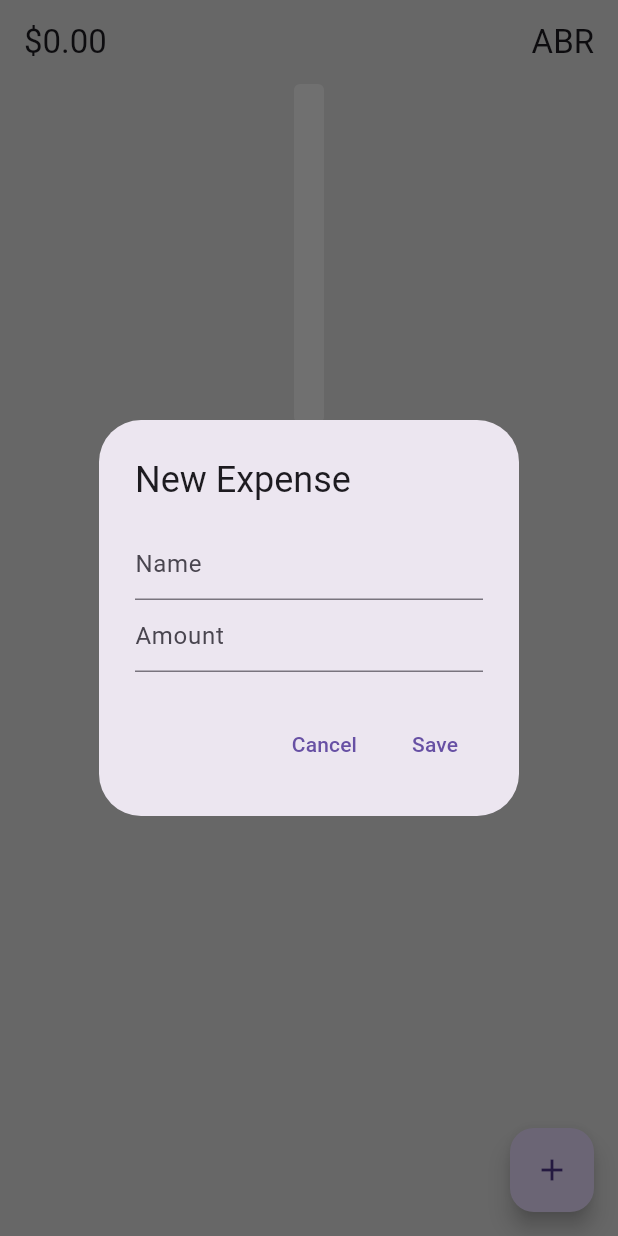
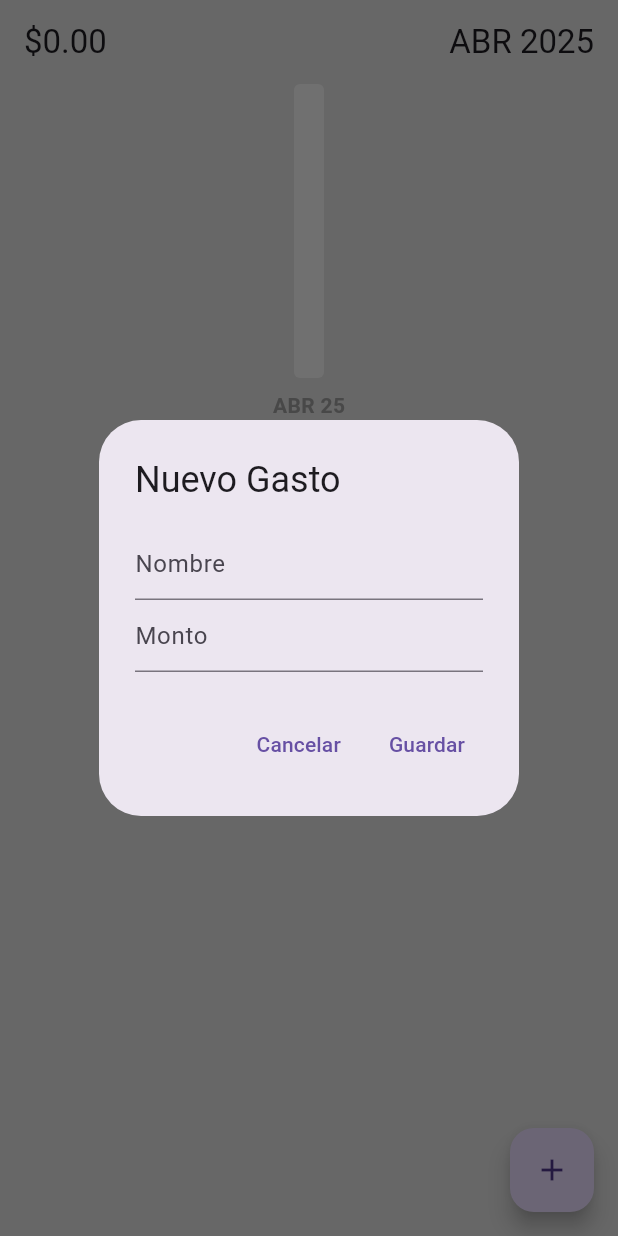
Before and after one commit to emilianoperez7/expense_tracker_app_hive, a Flutter app: the screen it shows after launch, after a tap on the "add" icon, on a phone screen of 412 x 824 dp. Run offline on Flutter 3.47's test engine with Material 3 defaults, Android fonts, the light colour scheme and no system bars; drawn by our look-alikes of fl_chart; our stand-ins replace flutter_slidable, hive, hive_flutter; accounts and stored records are empty.

Commit message:
First Version Complete

```diff
--- a/lib/bar graph/bar_graph.dart
+++ b/lib/bar graph/bar_graph.dart
@@ -3,91 +3,126 @@ import 'package:fl_chart/fl_chart.dart';
 import 'package:flutter/material.dart';
 
 class MyBarGraph extends StatefulWidget {
-  final List<double> monthlySummary; // (25,500,1000)
-  final int
-      startMonth; // 0=ENE 1=FEB 2=MAR 3=ABR 4=MAY 5=JUN 6=JUL 7=AUG 8=SEP 9=OCT 10=NOV 11=DIC
-  const MyBarGraph(
-      {super.key, required this.monthlySummary, required this.startMonth});
+  final List<double> monthlySummary;
+  final int startMonth;
+  final int startYear;
+  final void Function(int)? onBarTap;
+  const MyBarGraph({
+    super.key,
+    required this.monthlySummary,
+    required this.startMonth,
+    required this.startYear,
+    this.onBarTap,
+  });
 
   @override
   State<MyBarGraph> createState() => _MyBarGraphState();
 }
 
 class _MyBarGraphState extends State<MyBarGraph> {
-  //this list will hold the data of each bar
   List<IndividualBar> barData = [];
+  final ScrollController _scrollController = ScrollController();
 
   @override
   void initState() {
     super.initState();
-    //scroll to the end of the graph/last month
-    WidgetsBinding.instance.addPostFrameCallback((timeStamp) => scrollToEnd());
+    initializeBarData();
+    WidgetsBinding.instance.addPostFrameCallback((_) => scrollToEnd());
   }
 
-  //initialize bar data - user our monthly summary to create a list of bars
-  void initializeBarData() {
-    barData = List.generate(widget.monthlySummary.length,
-        (index) => IndividualBar(x: index, y: widget.monthlySummary[index]));
+  @override
+  void didUpdateWidget(MyBarGraph oldWidget) {
+    super.didUpdateWidget(oldWidget);
+    if (oldWidget.monthlySummary != widget.monthlySummary) {
+      initializeBarData();
+      WidgetsBinding.instance.addPostFrameCallback((_) => scrollToEnd());
+    }
   }
 
-  //calculate max for upper limit of graph
-  double calculateMax() {
-    double max = 500;
-    max = widget.monthlySummary.last * 1.05; // Aquí guardas el resultado
-    if (max < 500) {
-      return 500;
+  void initializeBarData() {
+    if (widget.monthlySummary.isEmpty) {
+      // Si no hay datos, creamos 1 barra vacía
+      barData = [IndividualBar(x: 0, y: 0)];
+    } else {
+      barData = List.generate(
+        widget.monthlySummary.length,
+        (index) => IndividualBar(x: index, y: widget.monthlySummary[index]),
+      );
     }
-    return max;
   }
 
-  //scroll controller to make sure it controlls the end of graph
-  final ScrollController _scrollController = ScrollController();
+  double calculateMax() {
+    if (widget.monthlySummary.isEmpty) {
+      return 500; // Evitar error si la lista está vacía
+    }
+    List<double> sortedSummary = List.from(widget.monthlySummary)..sort();
+    double max = sortedSummary.last * 1.05;
+    return max < 500 ? 500 : max;
+  }
+
   void scrollToEnd() {
+    if (_scrollController.hasClients) {
       _scrollController.animateTo(
         _scrollController.position.maxScrollExtent,
         duration: const Duration(seconds: 1),
         curve: Curves.fastOutSlowIn,
       );
     }
+  }
 
   @override
   Widget build(BuildContext context) {
-    //initalize the bar data
     initializeBarData();
-    //bar dimensions sizes
     double barWidth = 20;
-    double spaceBetweenBars = 15;
+    double spaceBetweenBars = 70;
+
     return SingleChildScrollView(
       scrollDirection: Axis.horizontal,
       controller: _scrollController,
       child: Padding(
-        padding: const EdgeInsets.symmetric(
-          horizontal: 25.0,
-        ),
+        padding: const EdgeInsets.symmetric(horizontal: 25.0),
         child: SizedBox(
           width: barWidth * barData.length +
               spaceBetweenBars * (barData.length - 1),
-          child: BarChart(BarChartData(
+          // ancho mínimo para que no truene
+          child: BarChart(
+            BarChartData(
               minY: 0,
               maxY: calculateMax(),
               gridData: const FlGridData(show: false),
               borderData: FlBorderData(show: false),
-            titlesData: const FlTitlesData(
+              barTouchData: BarTouchData(
+                touchCallback:
+                    (FlTouchEvent event, BarTouchResponse? response) {
+                  if (!event.isInterestedForInteractions ||
+                      response == null ||
+                      response.spot == null) return;
+                  widget.onBarTap?.call(response.spot!.touchedBarGroup.x);
+                },
+              ),
+              titlesData: FlTitlesData(
                 show: true,
-              topTitles: AxisTitles(sideTitles: SideTitles(showTitles: false)),
-              leftTitles: AxisTitles(sideTitles: SideTitles(showTitles: false)),
+                topTitles:
+                    AxisTitles(sideTitles: SideTitles(showTitles: false)),
+                leftTitles:
+                    AxisTitles(sideTitles: SideTitles(showTitles: false)),
                 rightTitles:
                     AxisTitles(sideTitles: SideTitles(showTitles: false)),
                 bottomTitles: AxisTitles(
                   sideTitles: SideTitles(
                     showTitles: true,
-                getTitlesWidget: getBottomTitles,
                     reservedSize: 24,
-              )),
+                    getTitlesWidget: (value, meta) => getBottomTitles(
+                        value,
+                        meta,
+                        widget.startMonth,
+                        int.parse(widget.startYear.toString().substring(2))),
                   ),
-            barGroups: barData
-                .map(
-                  (data) => BarChartGroupData(
+                ),
+              ),
+              barGroups: barData.map(
+                (data) {
+                  return BarChartGroupData(
                     x: data.x,
                     barRods: [
                       BarChartRodData(
@@ -99,76 +134,81 @@ class _MyBarGraphState extends State<MyBarGraph> {
                           show: true,
                           toY: calculateMax(),
                           color: Colors.grey.shade100,
-                          )),
+                        ),
+                      ),
                     ],
-                  ),
-                )
-                .toList(),
+                  );
+                },
+              ).toList(),
               alignment: BarChartAlignment.center,
               groupsSpace: spaceBetweenBars,
-          )),
+            ),
+          ),
         ),
       ),
     );
   }
 }
 
-//this function will return the bottom titles
-Widget getBottomTitles(double value, TitleMeta meta) {
-  const textstyle = TextStyle(
+Widget getBottomTitles(
+    double value, TitleMeta meta, int startMonth, int startYear) {
+  const textStyle = TextStyle(
     color: Colors.grey,
     fontWeight: FontWeight.bold,
     fontSize: 14,
   );
 
-  String text;
-  switch (value.toInt() % 12) {
+  int index = value.toInt();
+  int year = startYear + (startMonth + index - 1) ~/ 12;
+  int month = (startMonth + index - 1) % 12;
+  if (month < 0) month += 12;
+
+  String monthText;
+  switch (month) {
     case 0:
-      text = "ENE";
+      monthText = "ENE";
       break;
     case 1:
-      text = "FEB";
+      monthText = "FEB";
       break;
     case 2:
-      text = "MAR";
+      monthText = "MAR";
       break;
     case 3:
-      text = "ABR";
+      monthText = "ABR";
       break;
     case 4:
-      text = "MAY";
+      monthText = "MAY";
       break;
     case 5:
-      text = "JUN";
+      monthText = "JUN";
       break;
     case 6:
-      text = "JUL";
+      monthText = "JUL";
       break;
     case 7:
-      text = "AGO";
+      monthText = "AGO";
       break;
     case 8:
-      text = "SEP";
+      monthText = "SEP";
       break;
     case 9:
-      text = "OCT";
+      monthText = "OCT";
       break;
     case 10:
-      text = "NOV";
+      monthText = "NOV";
       break;
     case 11:
-      text = "DIC";
+      monthText = "DIC";
       break;
     default:
-      text = "";
-      break;
+      monthText = "";
   }
+
+  String finalText = '$monthText $year';
 
   return SideTitleWidget(
     meta: meta,
-    child: Text(
-      text,
-      style: textstyle,
-    ),
+    child: Text(finalText, style: textStyle),
   );
 }
--- a/lib/components/my_list_tile.dart
+++ b/lib/components/my_list_tile.dart
@@ -26,7 +26,7 @@ class MyListTile extends StatelessWidget {
             // Edit option
             SlidableAction(
               onPressed: onEditPressed,
-              icon: Icons.settings,
+              icon: Icons.edit,
               backgroundColor: Colors.grey.shade700,
               foregroundColor: Colors.white,
               borderRadius: BorderRadius.circular(4),
--- a/lib/database/expense_database.dart
+++ b/lib/database/expense_database.dart
@@ -7,55 +7,65 @@ class ExpenseDatabase extends ChangeNotifier {
   bool _isInitialized = false;
   List<Expense> _allExpenses = [];
 
-  // Constructor
   ExpenseDatabase() {
     _initialize();
   }
 
-  // Inicializa la base de datos
   Future<void> _initialize() async {
     _expenseBox = await Hive.openBox<Expense>('expenses');
-    readExpenses();
+    _allExpenses =
+        _expenseBox.values.toList(); // Cargar inmediatamente los gastos
     _isInitialized = true;
     notifyListeners();
   }
 
   bool get isInitialized => _isInitialized;
-
-  // Leer todos los gastos y almacenarlos en _allExpenses
   void readExpenses() {
     if (!_isInitialized) return;
     _allExpenses = _expenseBox.values.toList();
     notifyListeners();
   }
 
-  // Obtener todos los gastos
   List<Expense> getAllExpenses() {
     return _allExpenses;
   }
 
-  // Agregar un nuevo gasto
   Future<void> addExpense(Expense expense) async {
     if (!_isInitialized) return;
     await _expenseBox.add(expense);
-    readExpenses(); // ahora sí actualiza la lista y la UI
-  }
-
-  // Actualizar un gasto en un índice específico
-  Future<void> updateExpense(int index, Expense updatedExpense) async {
-    if (!_isInitialized || index < 0 || index >= _expenseBox.length) return;
-    await _expenseBox.putAt(index, updatedExpense);
     readExpenses();
   }
 
-  // Eliminar un gasto en un índice específico
-  Future<void> deleteExpense(int index) async {
-    if (!_isInitialized || index < 0 || index >= _expenseBox.length) return;
-    await _expenseBox.deleteAt(index);
-    readExpenses();
+  Future<void> updateExpense(int id, Expense updatedExpense) async {
+    if (!_isInitialized) return;
+
+    final key = _findKeyById(id);
+    if (key != null) {
+      await _expenseBox.put(key, updatedExpense);
+      readExpenses();
+    }
   }
 
-  // Calcular el total mensual de todos los gastos
+  Future<void> deleteExpense(int id) async {
+    if (!_isInitialized) return;
+
+    final key = _findKeyById(id);
+    if (key != null) {
+      await _expenseBox.delete(key);
+      readExpenses();
+    }
+  }
+
+  int? _findKeyById(int id) {
+    final expenseMap = _expenseBox.toMap();
+    for (var entry in expenseMap.entries) {
+      if (entry.value.id == id) {
+        return entry.key;
+      }
+    }
+    return null;
+  }
+
   Future<Map<String, double>> calculateMonthlyExpenses() async {
     if (!_isInitialized) return {};
     readExpenses();
@@ -63,16 +73,18 @@ class ExpenseDatabase extends ChangeNotifier {
     Map<String, double> monthlyTotals = {};
 
     for (var expense in _allExpenses) {
-      String yearMonth =
-          '${expense.date.year}-${expense.date.month.toString().padLeft(2, '0')}';
-      monthlyTotals[yearMonth] =
-          (monthlyTotals[yearMonth] ?? 0) + expense.amount;
+      String yearMonth = '${expense.date.year}-${expense.date.month}';
+
+      if (!monthlyTotals.containsKey(yearMonth)) {
+        monthlyTotals[yearMonth] = 0;
+      }
+
+      monthlyTotals[yearMonth] = (monthlyTotals[yearMonth]!) + expense.amount;
     }
 
     return monthlyTotals;
   }
 
-  // Calcular el total del mes actual
   Future<double> calculateCurrentMonthTotal() async {
     if (!_isInitialized) return 0;
     readExpenses();
@@ -90,14 +102,12 @@ class ExpenseDatabase extends ChangeNotifier {
     return total;
   }
 
-  // Obtener el primer mes con gastos
   int getStartMonth() {
     if (_allExpenses.isEmpty) return DateTime.now().month;
     _allExpenses.sort((a, b) => a.date.compareTo(b.date));
     return _allExpenses.first.date.month;
   }
 
-  // Obtener el primer año con gastos
   int getStartYear() {
     if (_allExpenses.isEmpty) return DateTime.now().year;
     _allExpenses.sort((a, b) => a.date.compareTo(b.date));
--- a/lib/helper/helper_functions.dart
+++ b/lib/helper/helper_functions.dart
@@ -44,3 +44,8 @@ String getCurrentMonthName() {
   ];
   return months[now.month - 1];
 }
+
+int getCurrentYear() {
+  DateTime now = DateTime.now();
+  return now.year;
+}
--- a/lib/main.dart
+++ b/lib/main.dart
@@ -1,5 +1,6 @@
 import 'package:expense_tracker_app_hive/database/expense_database.dart';
 import 'package:expense_tracker_app_hive/models/expense.dart';
+import 'package:expense_tracker_app_hive/models/settings.dart';
 import 'package:expense_tracker_app_hive/pages/home_page.dart';
 import 'package:flutter/material.dart';
 import 'package:hive_flutter/hive_flutter.dart';
@@ -11,9 +12,11 @@ void main() async {
 
   // Inicializa Hive y abre la caja de Expense
   await Hive.initFlutter();
+  Hive.registerAdapter(ExpenseAdapter());
   Hive.registerAdapter(
-      ExpenseAdapter()); // Registra el adaptador para la clase Expense
-  await Hive.openBox<Expense>('expenses'); // Abre la caja
+      SettingsAdapter()); // Registra el adaptador para la clase Expense
+  await Hive.openBox<Expense>('expenses');
+  await Hive.openBox<Settings>('settings');
 
   runApp(MyApp());
 }
@@ -28,6 +31,7 @@ class MyApp extends StatelessWidget {
         ),
       ],
       child: MaterialApp(
+        debugShowCheckedModeBanner: false,
         title: 'Expense Tracker',
         theme: ThemeData(
           primarySwatch: Colors.blue,
--- /dev/null
+++ b/lib/models/settings.dart
@@ -0,0 +1,12 @@
+import 'package:hive/hive.dart';
+
+part 'settings.g.dart'; // Importación del archivo generado
+
+@HiveType(typeId: 1) // Anotación CORRECTA para Hive
+class Settings {
+  @HiveField(0) // Campo anotado correctamente
+  final bool darkMode;
+
+  // Constructor corregido
+  Settings({required this.darkMode});
+}
--- a/lib/pages/home_page.dart
+++ b/lib/pages/home_page.dart
@@ -21,36 +21,39 @@ class _HomePageState extends State<HomePage> {
   Future<Map<String, double>>? _monthlyTotalsFuture;
   Future<double>? _calculateCurrentMonthTotal;
 
+  int selectedMonthIndex = DateTime.now().month - 1;
+
   @override
   void initState() {
     super.initState();
-    // Solo refrescar data, ya que readExpenses no tiene uso en Hive
     refreshData();
   }
 
-  void refreshData() {
-    _monthlyTotalsFuture = Provider.of<ExpenseDatabase>(context, listen: false)
-        .calculateMonthlyExpenses();
-    _calculateCurrentMonthTotal =
-        Provider.of<ExpenseDatabase>(context, listen: false)
-            .calculateCurrentMonthTotal();
+  void refreshData() async {
+    final db = Provider.of<ExpenseDatabase>(context, listen: false);
+    while (!db.isInitialized) {
+      await Future.delayed(const Duration(milliseconds: 50));
+    }
+    setState(() {
+      _monthlyTotalsFuture = db.calculateMonthlyExpenses();
+      _calculateCurrentMonthTotal = db.calculateCurrentMonthTotal();
+    });
   }
 
   void openNewExpenseBox() {
     showDialog(
       context: context,
       builder: (context) => AlertDialog(
-        title: const Text("New Expense"),
+        title: const Text("Nuevo Gasto"),
         content: Column(
           mainAxisSize: MainAxisSize.min,
           children: [
             TextField(
-              controller: nameController,
-              decoration: const InputDecoration(hintText: "Name"),
-            ),
+                controller: nameController,
+                decoration: const InputDecoration(hintText: "Nombre")),
             TextField(
               controller: amountController,
-              decoration: const InputDecoration(hintText: "Amount"),
+              decoration: const InputDecoration(hintText: "Monto"),
               keyboardType: TextInputType.number,
               inputFormatters: [
                 FilteringTextInputFormatter.allow(RegExp(r'[0-9.]'))
@@ -73,7 +76,7 @@ class _HomePageState extends State<HomePage> {
     showDialog(
       context: context,
       builder: (context) => AlertDialog(
-        title: const Text("Edit Expense"),
+        title: const Text("Editar Gasto"),
         content: Column(
           mainAxisSize: MainAxisSize.min,
           children: [
@@ -99,10 +102,11 @@ class _HomePageState extends State<HomePage> {
     showDialog(
       context: context,
       builder: (context) => AlertDialog(
-        title: const Text("Delete Expense"),
+        title: const Text("Borrar Gasto"),
+        content: Text("¿Estás seguro de borrar: ${expense.name}?"),
         actions: [
           _cancelButton(),
-          _deleteExpenseButton(expense.id),
+          _deleteExpenseButton(expense),
         ],
       ),
     );
@@ -119,12 +123,10 @@ class _HomePageState extends State<HomePage> {
         int monthCount = calculateMonthCount(
             startYear, startMonth, currentYear, currentMonth);
 
-        List<Expense> allExpenses = value.getAllExpenses();
-        List<Expense> currentMonthExpenses = allExpenses
-            .where((expense) =>
-                expense.date.year == currentYear &&
-                expense.date.month == currentMonth)
-            .toList();
+        List<Expense> selectedMonthExpenses =
+            value.getAllExpenses().where((expense) {
+          return expense.date.month - 1 == selectedMonthIndex;
+        }).toList();
 
         return Scaffold(
           backgroundColor: Colors.grey.shade300,
@@ -134,19 +136,22 @@ class _HomePageState extends State<HomePage> {
           ),
           appBar: AppBar(
             backgroundColor: Colors.transparent,
+            elevation: 0,
             title: FutureBuilder<double>(
               future: _calculateCurrentMonthTotal,
               builder: (context, snapshot) {
                 if (snapshot.connectionState == ConnectionState.done) {
+                  String currentMonth = (getCurrentMonthName());
+                  String currentYear = (getCurrentYear().toString());
                   return Row(
                     mainAxisAlignment: MainAxisAlignment.spaceBetween,
                     children: [
-                      Text('\$${snapshot.data!.toStringAsFixed(2)}'),
-                      Text(getCurrentMonthName()),
+                      Text('\$${snapshot.data?.toStringAsFixed(2) ?? "0.00"}'),
+                      Text("$currentMonth $currentYear"),
                     ],
                   );
                 } else {
-                  return const Text('Loading...');
+                  return const Text('Cargando...');
                 }
               },
             ),
@@ -155,7 +160,7 @@ class _HomePageState extends State<HomePage> {
             child: Column(
               children: [
                 SizedBox(
-                  height: 250,
+                  height: 220,
                   child: FutureBuilder(
                     future: _monthlyTotalsFuture,
                     builder: (context, snapshot) {
@@ -165,13 +170,21 @@ class _HomePageState extends State<HomePage> {
                             List.generate(monthCount, (index) {
                           int year = startYear + (startMonth + index - 1) ~/ 12;
                           int month = (startMonth + index - 1) % 12 + 1;
-                          String yearMonthKey = '$year-$month';
+                          String yearMonthKey = '$year-${month.toString()}';
                           return monthlyTotals[yearMonthKey] ?? 0.0;
                         });
 
                         return MyBarGraph(
-                            monthlySummary: monthlySummary,
-                            startMonth: startMonth);
+                          monthlySummary: monthlySummary,
+                          startMonth: startMonth,
+                          startYear: startYear,
+                          onBarTap: (index) {
+                            setState(() {
+                              selectedMonthIndex =
+                                  (startMonth + index - 1) % 12;
+                            });
+                          },
+                        );
                       } else {
                         return const Center(child: CircularProgressIndicator());
                       }
@@ -181,13 +194,12 @@ class _HomePageState extends State<HomePage> {
                 const SizedBox(height: 25),
                 Expanded(
                   child: ListView.builder(
-                    itemCount: currentMonthExpenses.length,
+                    itemCount: selectedMonthExpenses.length,
                     itemBuilder: (context, index) {
                       int reversedIndex =
-                          currentMonthExpenses.length - 1 - index;
+                          selectedMonthExpenses.length - 1 - index;
                       Expense individualExpense =
-                          currentMonthExpenses[reversedIndex];
-
+                          selectedMonthExpenses[reversedIndex];
                       return MyListTile(
                         title: individualExpense.name,
                         trailing: formatAmount(individualExpense.amount),
@@ -214,7 +226,7 @@ class _HomePageState extends State<HomePage> {
         nameController.clear();
         amountController.clear();
       },
-      child: const Text('Cancel'),
+      child: const Text('Cancelar'),
     );
   }
 
@@ -236,7 +248,7 @@ class _HomePageState extends State<HomePage> {
           amountController.clear();
         }
       },
-      child: const Text('Save'),
+      child: const Text('Guardar'),
     );
   }
 
@@ -252,25 +264,27 @@ class _HomePageState extends State<HomePage> {
           amount: amountController.text.isNotEmpty
               ? convertStringtoDouble(amountController.text)
               : expense.amount,
-          date: DateTime.now(),
+          date: expense.date,
         );
         await context
             .read<ExpenseDatabase>()
             .updateExpense(expense.id, updatedExpense);
         refreshData();
+        nameController.clear();
+        amountController.clear();
       },
-      child: const Text('Save'),
+      child: const Text('Guardar'),
     );
   }
 
-  Widget _deleteExpenseButton(int id) {
+  Widget _deleteExpenseButton(Expense expense) {
     return TextButton(
       onPressed: () async {
         Navigator.pop(context);
-        await context.read<ExpenseDatabase>().deleteExpense(id);
+        await context.read<ExpenseDatabase>().deleteExpense(expense.id);
         refreshData();
       },
-      child: const Text('Delete'),
+      child: const Text('Borrar', style: TextStyle(color: Colors.red)),
     );
   }
 }
```
Also changed, not shown: lib/models/settings.g.dart (added). Lines whose indentation alone changed are shown as unchanged.
